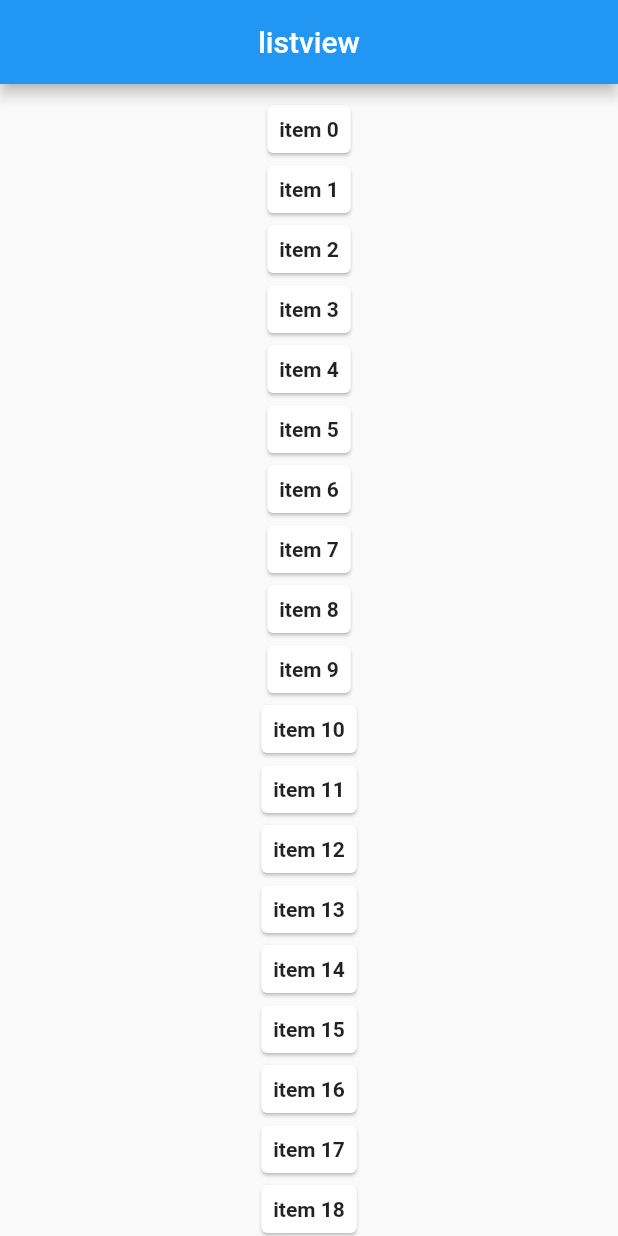
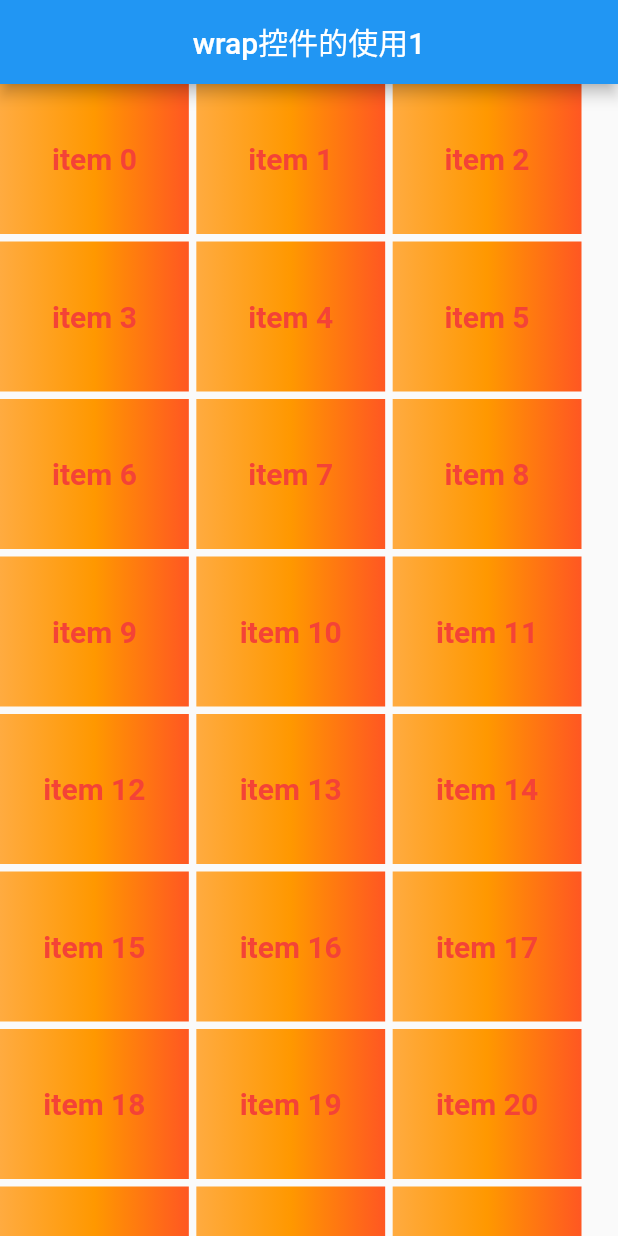
Before and after one commit to yaojt-tanksu/flutterDev, a Flutter app: the screen it shows after launch, on a phone screen of 412 x 824 dp. Run offline on Flutter 3.47's test engine with Material 2 defaults, Android fonts, the phone set to English and light mode, and no system bars; our stand-ins replace fluttertoast.

Commit message:
1、提交flutter控件的使用。

```diff
--- a/flutter_app/lib/comment/CommentDetailState.dart
+++ b/flutter_app/lib/comment/CommentDetailState.dart
@@ -15,9 +15,9 @@ class CommentDetailState extends State<CommentDetail> {
           mainAxisAlignment: MainAxisAlignment.spaceEvenly,
           children: <Widget>[
             Expanded(
-              child: new Column(
+              child:  Column(
                 children: <Widget>[
-                  new Container(
+                   Container(
                     padding: EdgeInsets.only(top: 10),
                     child: new Text(
                       "StrawBerry Pavlova",
@@ -25,7 +25,7 @@ class CommentDetailState extends State<CommentDetail> {
                       style: new TextStyle(fontSize: 20, color: Colors.black),
                     ),
                   ),
-                  new Container(
+                   Container(
                     padding: EdgeInsets.only(top: 10),
                     child: new Text(
                       "The day broke gray and dullThe day broke gray and "
--- a/flutter_app/lib/main.dart
+++ b/flutter_app/lib/main.dart
@@ -1,9 +1,14 @@
 import 'package:flutter/material.dart';
+import 'package:flutter_app/stack/StackWidget.dart';
+import 'package:flutter_app/widgets/FlowWidget.dart';
 import 'package:flutter_app/widgets/ListViewWidget.dart';
 import 'package:flutter_app/widgets/WidgetDetail.dart';
+import 'package:flutter_app/widgets/WrapUse.dart';
+import 'package:flutter_app/widgets/WrapWidget.dart';
 
 import 'RandomWords.dart';
 import 'artical/ArticalDetail.dart';
+import 'card/CardWidget.dart';
 import 'comment/CommentDetail.dart';
 
 void main() => runApp(MyApp());
@@ -14,18 +19,22 @@ class MyApp extends StatelessWidget {
   @override
   Widget build(BuildContext context) {
     return MaterialApp(
-
+      debugShowCheckedModeBanner: false,
       title: 'Flutter Demo',
       theme: ThemeData(
         primarySwatch: Colors.blue,
       ),
+//        home :FlowWidget(),
+        home: WrapWidget(),
+//        home: WrapUse(),
 //      home: new RandomWords(),
 //      home:new ArticalDetail(),
 //      home:new CommentDetail(),
 //        home: new WidgetDetail(),
-        home: new ListViewWidget(),
+//        home: new ListViewWidget(),
 
-
+//    home: StackWidget(),
+//    home:CardWidget(),
 //      home: new Scaffold(
 //        appBar: new AppBar(
 //          title: new Text("Scaffold title"),
--- /dev/null
+++ b/flutter_app/lib/stack/StackWidget.dart
@@ -0,0 +1,12 @@
+
+import 'package:flutter/material.dart';
+
+import 'StackWidgetDetail.dart';
+
+class StackWidget extends StatefulWidget{
+  @override
+  State<StatefulWidget> createState() {
+    return StackWidgetDetail();
+  }
+
+}
--- a/flutter_app/lib/widgets/ListViewWidgetState.dart
+++ b/flutter_app/lib/widgets/ListViewWidgetState.dart
@@ -12,7 +12,7 @@ class ListViewWidgetState extends State<ListViewWidget> {
 
   Widget buildList() {
     var list = new Scaffold(
-        appBar: new AppBar(centerTitle: true, title: new Text("listview")),
+        appBar: new AppBar(centerTitle: true, title: new Text("listview demo")),
         body: new ListView.builder(
           itemCount: 100,
           itemExtent: 40,
@@ -54,7 +54,7 @@ class ListViewWidgetState extends State<ListViewWidget> {
       new MaterialPageRoute(builder: (BuildContext context){
         return new Scaffold(
           appBar: new AppBar(
-            title: Text("image view"),
+            title: Text("item detail"),
             centerTitle: true,
           ),
           body: Center(
--- /dev/null
+++ b/flutter_app/lib/widgets/WrapWidget.dart
@@ -0,0 +1,54 @@
+import 'package:flutter/cupertino.dart';
+import 'package:flutter/material.dart';
+
+class WrapWidget extends StatelessWidget {
+  @override
+  Widget build(BuildContext context) {
+    return buidlLayout(context);
+  }
+
+  Widget buidlLayout(BuildContext context) {
+    double deviceWidth=MediaQuery.of(context).size.width;
+    double itemWidth=deviceWidth*110/360;
+    Widget wrapwidget = Wrap(
+      spacing: 5, //主轴上子控件的间距
+      runSpacing: 5, //交叉轴上子控件之间的间距
+      children: _boxs(itemWidth),
+    );
+    Widget body=Scaffold(
+      appBar: AppBar(
+        title: Text("wrap控件的使用1"),
+        centerTitle: true,
+      ),
+      body: ListView(
+        children: <Widget>[
+          wrapwidget,
+        ],
+      ),
+    );
+    return body;
+  }
+
+  List<Widget> _boxs(double itemWidth) => List.generate(40, (index) {
+        return Container(
+          width: itemWidth,
+          height: 100,
+          alignment: Alignment.center,
+          decoration: BoxDecoration(
+            gradient: LinearGradient(colors: [
+              Colors.orangeAccent,
+              Colors.orange,
+              Colors.deepOrange
+            ]),
+          ),
+          child: Text(
+            "item ${index}",
+            style: TextStyle(
+              fontSize: 20,
+              color: Colors.red,
+              fontWeight: FontWeight.bold,
+            ),
+          ),
+        );
+      });
+}
--- a/flutter_app/pubspec.yaml
+++ b/flutter_app/pubspec.yaml
@@ -22,8 +22,9 @@ dependencies:
 
   # The following adds the Cupertino Icons font to your application.
   # Use with the CupertinoIcons class for iOS style icons.
+  english_words: ^3.1.0
+
   cupertino_icons: ^0.1.2
-  english_words: ^3.1.0
   fluttertoast: ^3.0.3
 
 dev_dependencies:
```
Also changed, not shown: flutter_app/lib/RandomWords.dart (+12 -13 lines), flutter_app/lib/RandomWordsState.dart (+93 -93 lines), flutter_app/lib/card/CardWidget.dart (added, +13 -0 lines), flutter_app/lib/card/CardWidgetDetail.dart (added, +44 -0 lines), flutter_app/lib/stack/StackWidgetDetail.dart (added, +40 -0 lines), flutter_app/lib/widgets/FlowWidget.dart (added, +77 -0 lines), flutter_app/lib/widgets/WrapUse.dart (added, +71 -0 lines), flutter_app/pubspec.lock, 1 other file.
